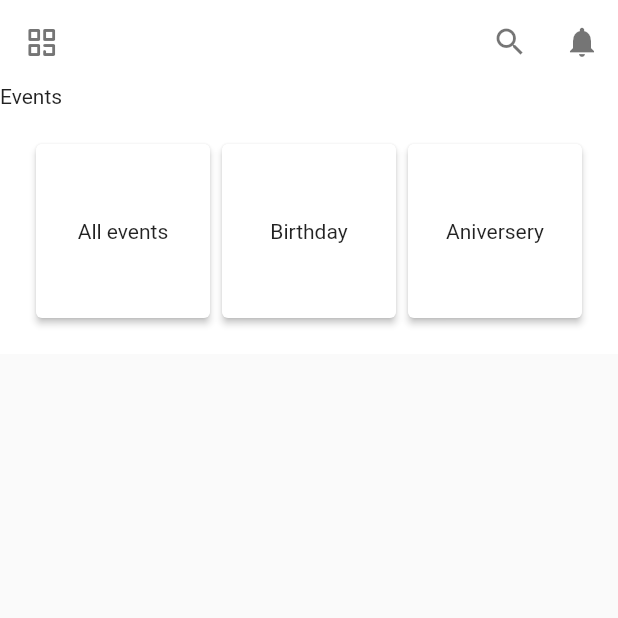
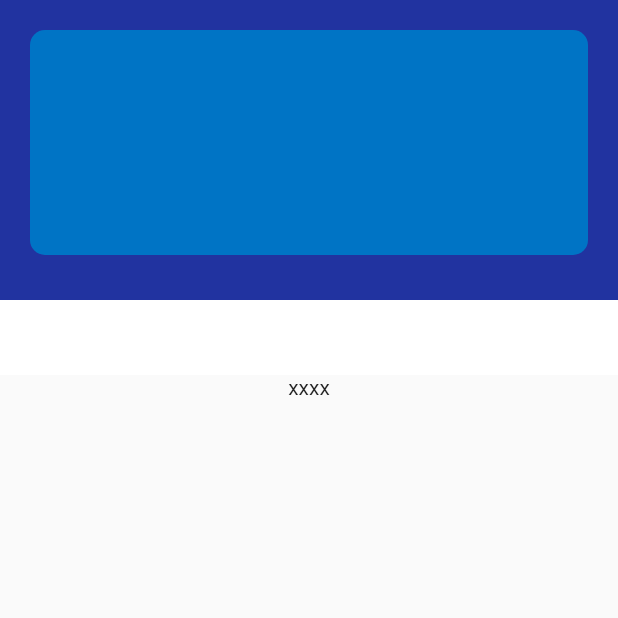
Before and after one commit to dulinxi/party_house, a Flutter app: the screen it shows after launch, on a phone screen of 412 x 824 dp, the top half of it. Run offline on Flutter 3.47's test engine with Material 2 defaults, Android fonts, the phone set to English and light mode, and no system bars; statements that could not run were skipped.

Commit message:
layout the home page

```diff
--- a/lib/src/app.dart
+++ b/lib/src/app.dart
@@ -1,11 +1,12 @@
 import 'package:flutter/material.dart';
-import 'widget/icon.dart';
+
+import './routes/home.dart';
 
 class PartyHouse extends StatelessWidget {
   // build App theme
   ThemeData _buildThemeData() {
     return ThemeData(
-      primarySwatch: Colors.blue,
+      primarySwatch: Colors.red,
     );
   }
 
@@ -14,95 +15,22 @@ class PartyHouse extends StatelessWidget {
     return MaterialApp(
       title: 'Party house',
       theme: ThemeData(
+        primaryColor: Color.fromRGBO(33, 51, 160, 1),
         accentColor: Colors.red,
-        appBarTheme: AppBarTheme(
-          color: Colors.white,
-          brightness: Brightness.light,
-          iconTheme: IconThemeData(color: Colors.black54),
-          textTheme: TextTheme(
-            title: TextStyle(
-              color: Colors.black54,
-              fontSize: 16,
-              fontWeight: FontWeight.bold,
-            ),
-          ),
-        ),
+        // appBarTheme: AppBarTheme(
+        //   color: Colors.white,
+        //   brightness: Brightness.light,
+        //   iconTheme: IconThemeData(color: Colors.black54),
+        //   textTheme: TextTheme(
+        //     title: TextStyle(
+        //       color: Colors.black54,
+        //       fontSize: 16,
+        //       fontWeight: FontWeight.bold,
+        //     ),
+        //   ),
+        // ),
       ),
-      home: Scaffold(
-        appBar: AppBar(
-          elevation: 0,
-          leading: IconButton(
-            icon: Icon(iconfont(0xe601)),
-            onPressed: () {},
-          ),
-          actions: <Widget>[
-            IconButton(
-              icon: Icon(Icons.search),
-              onPressed: () {},
-            ),
-            IconButton(
-              icon: Icon(Icons.notifications),
-              onPressed: () {},
-            ),
-          ],
-        ),
-        body: ListView(
-          children: <Widget>[
-            Container(
-              color: Colors.white,
-              child: Column(
-                children: <Widget>[
-                  Row(
-                    children: <Widget>[
-                      Text('Events'),
-                    ],
-                  ),
-                  Padding(
-                    padding: EdgeInsets.all(20.0),
-                    child: Row(
-                      children: <Widget>[
-                        Expanded(
-                          child: AspectRatio(
-                            child: Card(
-                              elevation: 2,
-                              child: Center(
-                                child: Text('All events'),
-                              ),
-                            ),
-                            aspectRatio: 1,
-                          ),
-                        ),
-                        Expanded(
-                          child: AspectRatio(
-                            child: Card(
-                              elevation: 2,
-                              child: Center(
-                                child: Text('Birthday'),
-                              ),
-                            ),
-                            aspectRatio: 1,
-                          ),
-                        ),
-                        Expanded(
-                          child: AspectRatio(
-                            child: Card(
-                              elevation: 2,
-                              child: Center(
-                                child: Text('Aniversery'),
-                              ),
-                            ),
-                            aspectRatio: 1,
-                          ),
-                        )
-                      ],
-                    ),
-                  )
-                ],
-              ),
-            ),
-          ],
-        ),
-      ),
+      home: HomePage()
     );
   }
 }
--- /dev/null
+++ b/lib/src/routes/home.dart
@@ -0,0 +1,62 @@
+import 'package:flutter/material.dart';
+import 'package:party_house/src/widget/icon.dart';
+
+class HomePage extends StatefulWidget {
+  @override
+  createState() => _HomePageState();
+}
+
+class _HomePageState extends State<HomePage> {
+  @override
+  Widget build(BuildContext context) {
+    final _stateBarHeight = MediaQuery.of(context).padding.top;
+    // TODO: implement build
+    return Scaffold(
+      body: Column(
+        children: <Widget>[
+          Container(
+              alignment: Alignment.topLeft,
+              color: Color.fromRGBO(33, 51, 160, 1),
+              child: Column(
+                children: <Widget>[
+                  SizedBox(
+                    height: _stateBarHeight,
+                  ),
+                  Container(
+                    height: 250,
+                    child: Stack(
+                      fit: StackFit.expand,
+                      children: <Widget>[
+                        Positioned(
+                          left: 0,
+                          right: 0,
+                          bottom: ,
+                          child: Container(
+                            decoration: BoxDecoration(
+                            color: Color.fromRGBO(0, 116, 197, 1),
+                              borderRadius: BorderRadius.circular(10.0),
+                            ),
+                            margin: EdgeInsets.all(20.0),
+                            height: 150,
+                          ),
+                        ),
+                        Positioned(
+                          left: 0,
+                          right: 0,
+                          bottom: 0,
+                          child: Container(
+                            height: 50,
+                            color: Colors.white,
+                          ),
+                        ),
+                      ],
+                    ),
+                  ),
+                ],
+              )),
+          Text('xxxx')
+        ],
+      ),
+    );
+  }
+}
```
